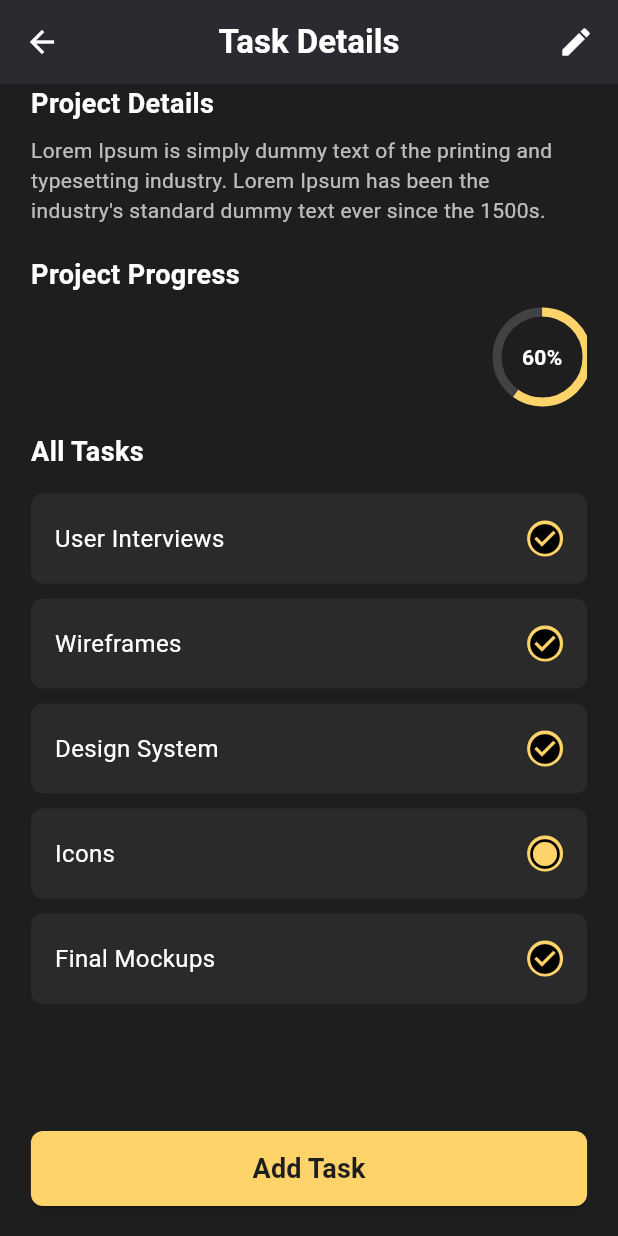
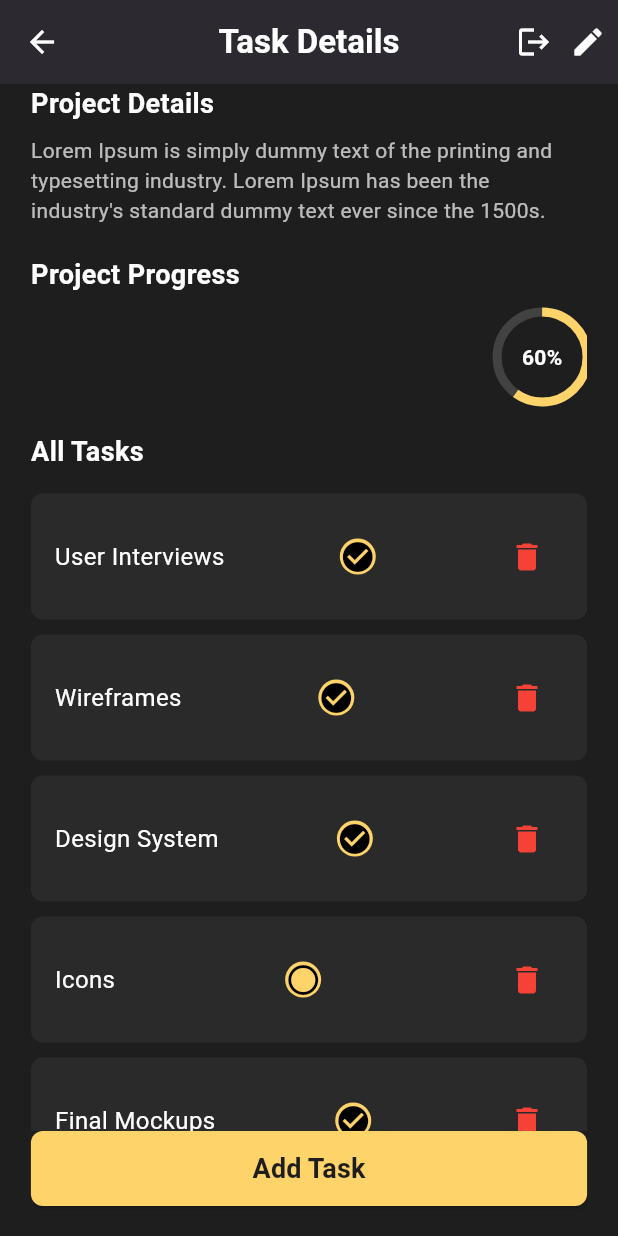
Before and after one commit to rajni2002491/DayTask, a Flutter app: the TaskScreen screen opened directly, scrolled down 194 dp, on a phone screen of 412 x 824 dp. Run offline on Flutter 3.47's test engine with Material 3 defaults, Android fonts, the phone set to English and light mode, and no system bars; our stand-ins replace supabase_flutter; accounts and stored records are empty.

Commit message:
now working good splash lets start option then login and delte task option added

```diff
--- a/flutter_application_1/lib/main.dart
+++ b/flutter_application_1/lib/main.dart
@@ -1,6 +1,7 @@
 import 'package:flutter/material.dart';
+import 'package:flutter_application_1/splash_screen.dart';
 import 'package:supabase_flutter/supabase_flutter.dart';
-import 'Service/auth_gate.dart';
+//import 'Service/auth_gate.dart';
 
 void main() async {
   WidgetsFlutterBinding.ensureInitialized();
@@ -22,7 +23,7 @@ class MyApp extends StatelessWidget {
       title: 'Supabase Flutter App',
       debugShowCheckedModeBanner: false,
       theme: ThemeData.dark(),
-      home: const AuthGate(), // Shows splash + handles routing
+      home: const SplashScreen(), // Shows splash + handles routing
     );
   }
 }
--- a/flutter_application_1/lib/task_screen.dart
+++ b/flutter_application_1/lib/task_screen.dart
@@ -1,5 +1,7 @@
 import 'package:flutter/material.dart';
+import 'package:flutter_application_1/Auth/login_screen.dart';
 import 'package:flutter_application_1/create_task_screen.dart';
+import 'package:supabase_flutter/supabase_flutter.dart';
 
 class TaskScreen extends StatefulWidget {
   const TaskScreen({super.key});
@@ -23,6 +25,22 @@ class _TaskScreenState extends State<TaskScreen> {
     });
   }
 
+  void _deleteTask(int index) {
+    setState(() {
+      tasks.removeAt(index); // Removes the task from the list
+    });
+  }
+
+  Future<void> _logout() async {
+    await Supabase.instance.client.auth.signOut();
+    if (!mounted) return;
+
+    Navigator.pushReplacement(
+      context,
+      MaterialPageRoute(builder: (_) => const LoginScreen()),
+    );
+  }
+
   @override
   Widget build(BuildContext context) {
     final screenWidth = MediaQuery.of(context).size.width;
@@ -38,9 +56,13 @@ class _TaskScreenState extends State<TaskScreen> {
           'Task Details',
           style: TextStyle(color: Colors.white, fontWeight: FontWeight.bold),
         ),
-        actions: const [
-          Padding(
-            padding: EdgeInsets.only(right: 16.0),
+        actions: [
+          IconButton(
+            icon: const Icon(Icons.logout, color: Colors.white),
+            onPressed: _logout,
+          ),
+          const Padding(
+            padding: EdgeInsets.only(right: 8.0),
             child: Icon(Icons.edit, color: Colors.white),
           )
         ],
@@ -115,9 +137,15 @@ class _TaskScreenState extends State<TaskScreen> {
                   ),
                   const SizedBox(height: 10),
                   Column(
-                    children: tasks
-                        .map((task) => _TaskTile(title: task['title'], completed: task['completed']))
-                        .toList(),
+                    children: tasks.asMap().entries.map((entry) {
+                      final index = entry.key;
+                      final task = entry.value;
+                      return _TaskTile(
+                        title: task['title'],
+                        completed: task['completed'],
+                        onDelete: () => _deleteTask(index), // Pass the delete callback
+                      );
+                    }).toList(),
                   ),
                   const SizedBox(height: 80),
                 ],
@@ -202,8 +230,13 @@ class _TaskScreenState extends State<TaskScreen> {
 class _TaskTile extends StatelessWidget {
   final String title;
   final bool completed;
+  final VoidCallback onDelete; // Callback for deleting the task
 
-  const _TaskTile({required this.title, required this.completed});
+  const _TaskTile({
+    required this.title,
+    required this.completed,
+    required this.onDelete, // Passing the callback
+  });
 
   @override
   Widget build(BuildContext context) {
@@ -231,6 +264,10 @@ class _TaskTile extends StatelessWidget {
               color: Colors.black,
             ),
           ),
+          IconButton(
+            icon: const Icon(Icons.delete, color: Colors.red), // Delete icon
+            onPressed: onDelete, // Trigger the delete callback when pressed
+          ),
         ],
       ),
     );
```
Also changed, not shown: flutter_application_1/lib/splash_screen.dart (+24 -11 lines).
